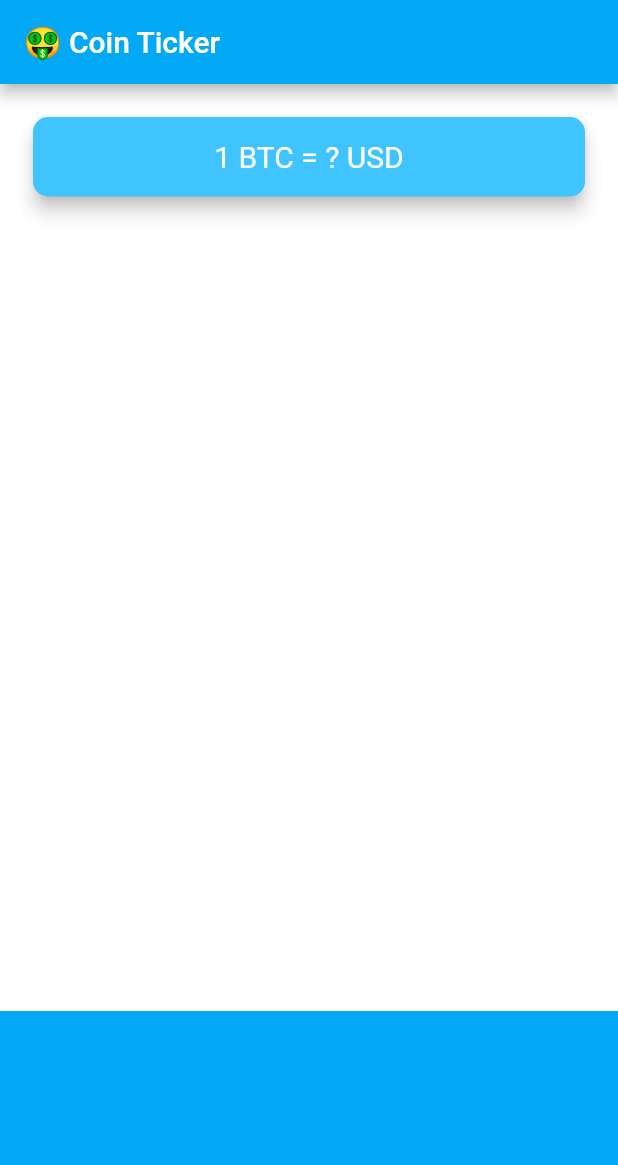
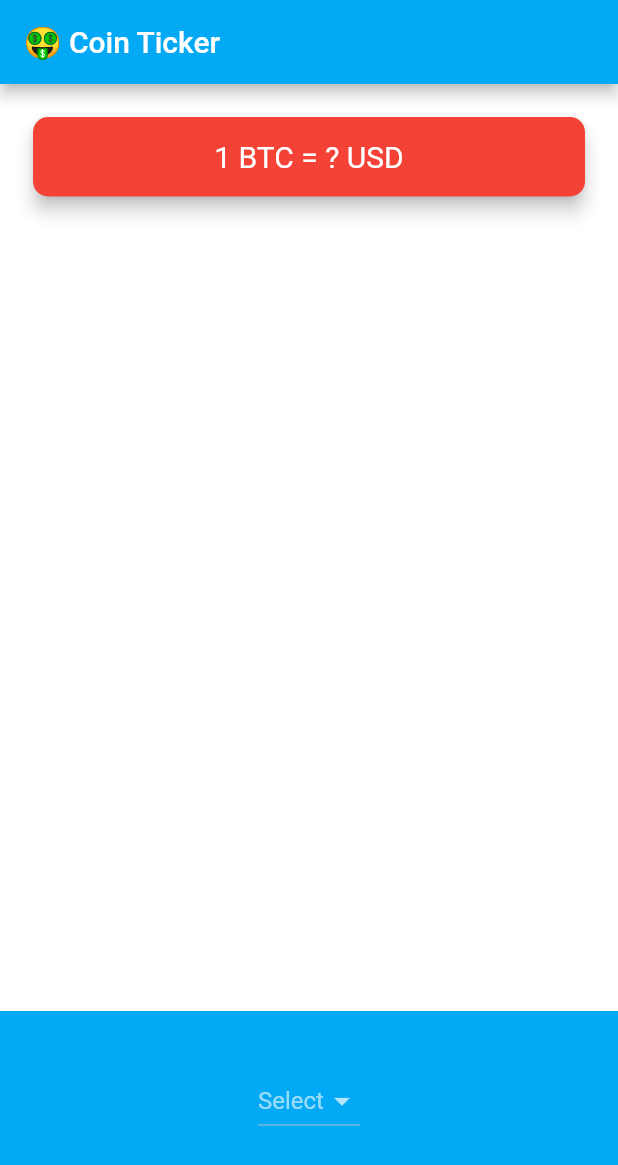
Before and after one commit to sandesh017/bitCoin_currency-App, a Flutter app: the screen it shows after launch, on a phone screen of 412 x 824 dp. Shown: the top 1165 px of the screen. Run offline on Flutter 3.47's test engine with Material 2 defaults, Android fonts, the phone set to English and light mode, and no system bars.

Commit message:
Initial commit

```diff
--- a/lib/coin_data.dart
+++ b/lib/coin_data.dart
@@ -19,7 +19,8 @@ const List<String> currenciesList = [
   'SEK',
   'SGD',
   'USD',
-  'ZAR'
+  'ZAR',
+  'NPR'
 ];
 
 const List<String> cryptoList = [
--- a/lib/price_screen.dart
+++ b/lib/price_screen.dart
@@ -1,4 +1,7 @@
 import 'package:flutter/material.dart';
+import 'package:flutter/cupertino.dart';
+import 'dart:io' show Platform;
+import 'coin_data.dart';
 
 class PriceScreen extends StatefulWidget {
   @override
@@ -6,6 +9,46 @@ class PriceScreen extends StatefulWidget {
 }
 
 class _PriceScreenState extends State<PriceScreen> {
+
+  //FOR ANdriod
+  DropdownButton<String> andriodButton() {
+
+    List<DropdownMenuItem<String>> dropDownList = [];
+    for (String currency in currenciesList) {
+      var newItem = DropdownMenuItem(
+        child: Text(currency),
+        value: currency,
+      );
+
+      dropDownList.add(newItem);
+    }
+    return DropdownButton<String>(
+      hint: Text(selectedCurrency),
+      items: dropDownList,
+      onChanged: (String? value) {
+        setState(() {
+          selectedCurrency = value!;
+        });
+      },
+    );
+  }
+//FOR IOS
+ CupertinoPicker iOSbutton(){
+   List<Text> pickerList = [];
+    for (String currency in currenciesList) {
+      pickerList.add(Text(currency));
+    }
+
+   return CupertinoPicker(
+              backgroundColor: Colors.lightBlue,
+              itemExtent: 32.0,
+              onSelectedItemChanged: (selectedValue) {},
+              children: pickerList,
+            );
+
+ }
+
+  String selectedCurrency = 'Select';
   @override
   Widget build(BuildContext context) {
     return Scaffold(
@@ -19,7 +62,7 @@ class _PriceScreenState extends State<PriceScreen> {
           Padding(
             padding: EdgeInsets.fromLTRB(18.0, 18.0, 18.0, 0),
             child: Card(
-              color: Colors.lightBlueAccent,
+              color: Colors.red,
               elevation: 5.0,
               shape: RoundedRectangleBorder(
                 borderRadius: BorderRadius.circular(10.0),
@@ -42,7 +85,7 @@ class _PriceScreenState extends State<PriceScreen> {
             alignment: Alignment.center,
             padding: EdgeInsets.only(bottom: 30.0),
             color: Colors.lightBlue,
-            child: null,
+            child: Platform.isIOS ? iOSbutton() : andriodButton(),
           ),
         ],
       ),
```
